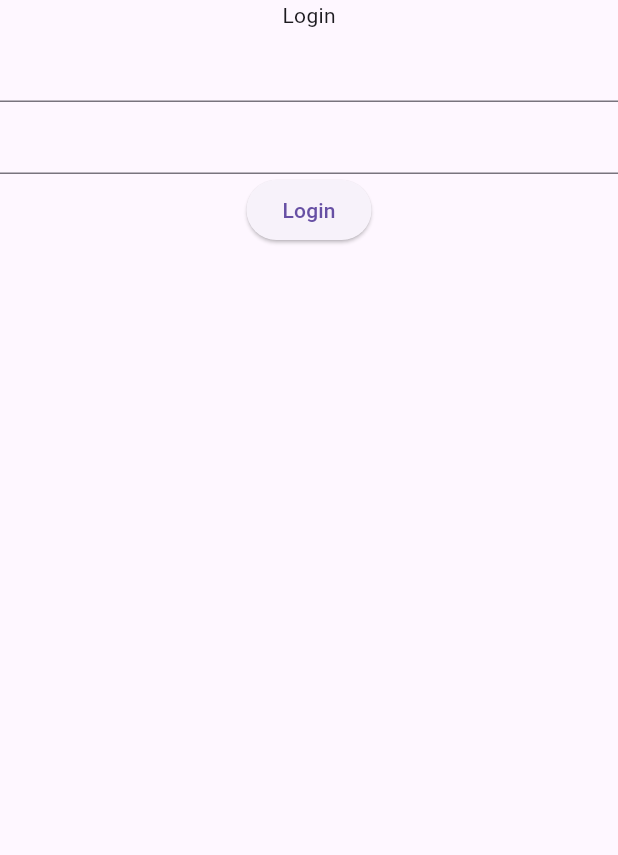
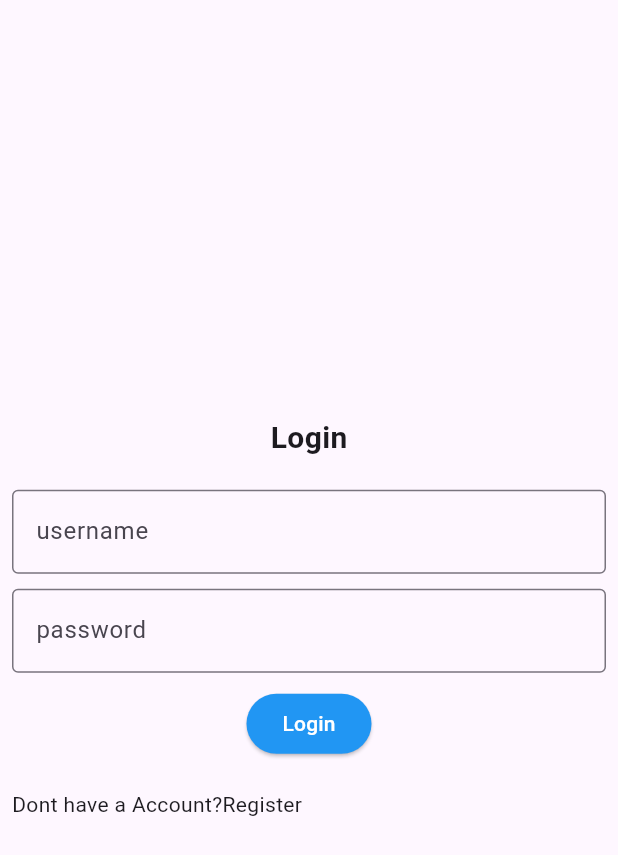
Before and after one commit to harir4/loginpage, a Flutter app: the screen it shows after launch, on a phone screen of 412 x 824 dp. Shown: the top 855 px of the screen. Run offline on Flutter 3.47's test engine with Material 3 defaults, Android fonts, the phone set to English and light mode, and no system bars; missing offline and left inert: dart:ffi.

Commit message:
final commit

```diff
--- /dev/null
+++ b/lib/helper/loginhelper.dart
@@ -0,0 +1 @@
+String? loginid;
--- a/lib/main.dart
+++ b/lib/main.dart
@@ -1,8 +1,8 @@
 import 'package:flutter/material.dart';
-import 'package:loginpage/screens/home.dart';
+import 'package:loginpage/screens/login.dart';
 
 void main() {
   runApp(MaterialApp(
-
- home: Home(), ));
+    home: Login(),
+  ));
 }
--- /dev/null
+++ b/lib/model/usermodel.dart
@@ -0,0 +1,26 @@
+class Userdetails {
+  String? id;
+  String? username;
+  String? name;
+  String? mobile;
+  Userdetails({
+    this.id,
+    this.username,
+    this.name,
+    this.mobile,
+  });
+  Userdetails.fromJson(Map<String, dynamic> json) {
+    id = json['id'];
+    username = json['username'];
+    name = json['name'];
+    mobile = json['mobile'];
+  }
+  Map<String, dynamic> toJson() {
+    final Map<String, dynamic> data = <String, dynamic>{};
+    data['id'] = id;
+    data['username'] = username;
+    data['name'] = name;
+    data['mobile'] = mobile;
+    return data;
+  }
+}
--- /dev/null
+++ b/lib/screens/login.dart
@@ -0,0 +1,70 @@
+import 'package:flutter/material.dart';
+import 'package:loginpage/helper/loginhelper.dart';
+import 'package:loginpage/screens/home.dart';
+import 'package:loginpage/services/apiServices.dart';
+import 'package:loginpage/widgets/button.dart';
+import 'package:loginpage/widgets/sizedBox.dart';
+import 'package:loginpage/widgets/txtfield.dart';
+import 'package:loginpage/screens/register.dart';
+
+class Login extends StatelessWidget {
+  Login({super.key});
+  var username = TextEditingController();
+  var password = TextEditingController();
+
+  @override
+  Widget build(BuildContext context) {
+    final login = ApiServices();
+
+
+    return Scaffold(
+      body: Padding(
+        padding: const EdgeInsets.all(8.0),
+        child: Column(
+          mainAxisAlignment: MainAxisAlignment.center,
+          children: [
+            Text(
+              'Login',
+              style: TextStyle(fontSize: 20, fontWeight: FontWeight.bold),
+            ),
+            Sizbox(height: 20),
+            Txtfield(
+              controller: username,
+              hinttxt: 'username',
+            ),
+            Sizbox(height: 10),
+            Txtfield(
+              controller: password,
+              hinttxt: 'password',
+            ),
+            Sizbox(height: 10),
+            Button(
+              text: 'Login',
+              onClick: () async {
+                try {
+                 await login.login(
+                      username: username.text, password: password.text,);
+                  Navigator.push(
+                      context,
+                      MaterialPageRoute(
+                        builder: (context) => Home(),
+                      ));
+                } catch (e) {
+                  ScaffoldMessenger.of(context)
+                      .showSnackBar(SnackBar(content: Text(e.toString())));
+                }
+              },
+            ),
+            Sizbox(height: 20),
+            Row(
+              children: [
+                Text('Dont have a Account?'),
+                Text('Register'),
+              ],
+            )
+          ],
+        ),
+      ),
+    );
+  }
+}
--- /dev/null
+++ b/lib/utils/constant/apiconstants.dart
@@ -0,0 +1,8 @@
+class ApiConstants {
+  static String baseUrl = 'https://9823-117-222-174-242.ngrok-free.app/';
+  static String loginUrl = 'login';
+  static String registrationUrl = 'register/registration';
+  static String singleuserUrl = 'user/singleuser/';
+  static String updateurl = 'user/updateUser/';
+  static String deleteurl = 'user/deleteUser/';
+}
--- /dev/null
+++ b/lib/widgets/button.dart
@@ -0,0 +1,21 @@
+import 'package:flutter/material.dart';
+
+class Button extends StatelessWidget {
+  const Button({super.key, required this.text, required this.onClick});
+
+  final String text;
+  final VoidCallback onClick;
+
+  @override
+  Widget build(BuildContext context) {
+    return ElevatedButton(
+      onPressed: onClick,
+      child: Text(
+        text,
+        style: TextStyle(color: Colors.white),
+      ),
+      style:
+          ButtonStyle(backgroundColor: MaterialStatePropertyAll(Colors.blue)),
+    );
+  }
+}
--- /dev/null
+++ b/lib/widgets/txtfield.dart
@@ -0,0 +1,24 @@
+import 'package:flutter/material.dart';
+
+class Txtfield extends StatelessWidget {
+   Txtfield({super.key,required this.hinttxt,required this.controller});
+
+ final String hinttxt;
+   final TextEditingController controller;
+
+
+  @override
+  Widget build(BuildContext context) {
+    return TextField(
+      controller: controller,
+
+      decoration: InputDecoration(
+        hintText: hinttxt,
+
+        border: OutlineInputBorder(
+
+
+      )),
+    );
+  }
+}
--- a/pubspec.yaml
+++ b/pubspec.yaml
@@ -35,6 +35,7 @@ dependencies:
   # The following adds the Cupertino Icons font to your application.
   # Use with the CupertinoIcons class for iOS style icons.
   cupertino_icons: ^1.0.2
+  http: ^1.1.2
 
 dev_dependencies:
   flutter_test:
```
Also changed, not shown: lib/helper/apiHelper.dart (added, +69 -0 lines), lib/screens/home.dart (+115 -11 lines), lib/screens/register.dart (added, +87 -0 lines), lib/services/apiServices.dart (added, +113 -0 lines), lib/widgets/sizedBox.dart (added, +14 -0 lines), pubspec.lock.
